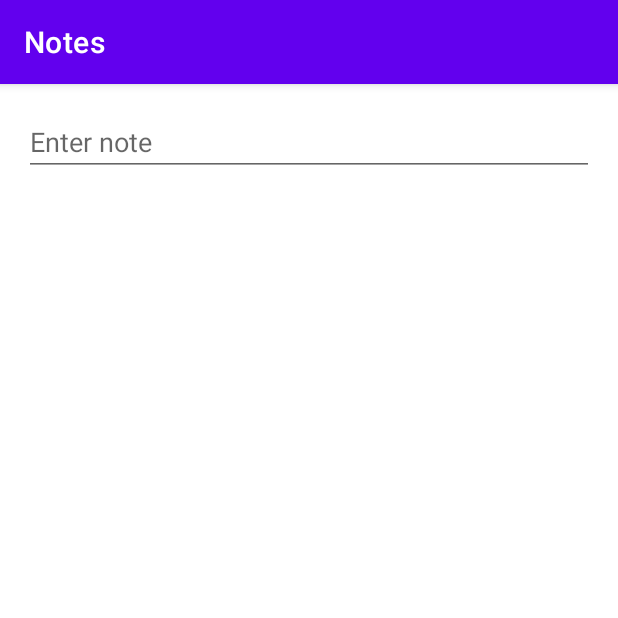
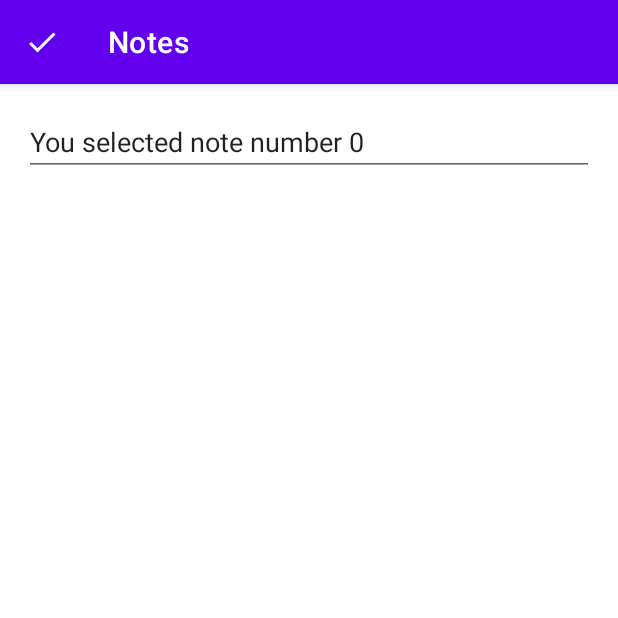
Before and after one commit to LarryHunter/AndroidJetpack2021, an Android app: the EditorFragment screen opened through its navigation route, on a phone screen of 412 x 824 dp, the top half of it. Run offline under Robolectric (Android 15) with nearby library versions, the phone set to English and light mode, and no system bars.

Commit message:
* Passing the selected data to a fragment   * Added navigation-safe-args to pass arguments * Implemented Up navigation to go back to home screen   * Added nav_version variable to build.gradle and used it for all nav controls

```diff
--- a/app/build.gradle
+++ b/app/build.gradle
@@ -1,6 +1,7 @@
 plugins {
     id 'com.android.application'
     id 'kotlin-android'
+    id "androidx.navigation.safeargs.kotlin"
 }
 
 android {
@@ -45,8 +46,8 @@ dependencies {
     implementation 'androidx.legacy:legacy-support-v4:1.0.0'
     implementation 'androidx.lifecycle:lifecycle-livedata-ktx:2.3.0'
     implementation 'androidx.lifecycle:lifecycle-viewmodel-ktx:2.3.0'
-    implementation 'androidx.navigation:navigation-fragment-ktx:2.3.4'
-    implementation 'androidx.navigation:navigation-ui-ktx:2.3.4'
+    implementation "androidx.navigation:navigation-fragment-ktx:$nav_version"
+    implementation "androidx.navigation:navigation-ui-ktx:$nav_version"
     implementation 'androidx.recyclerview:recyclerview:1.1.0'
     testImplementation 'junit:junit:4.13.2'
     androidTestImplementation 'androidx.test.ext:junit:1.1.2'
--- a/app/src/main/java/com/example/plainolnotes4/EditorFragment.kt
+++ b/app/src/main/java/com/example/plainolnotes4/EditorFragment.kt
@@ -2,20 +2,61 @@ package com.example.plainolnotes4
 
 import android.os.Bundle
 import android.view.LayoutInflater
+import android.view.MenuItem
 import android.view.View
 import android.view.ViewGroup
+import androidx.activity.OnBackPressedCallback
+import androidx.appcompat.app.AppCompatActivity
 import androidx.fragment.app.Fragment
 import androidx.lifecycle.ViewModelProvider
+import androidx.navigation.fragment.findNavController
+import androidx.navigation.fragment.navArgs
+import com.example.plainolnotes4.databinding.EditorFragmentBinding
 
 class EditorFragment : Fragment() {
 
     private lateinit var viewModel: EditorViewModel
+    private val args: EditorFragmentArgs by navArgs()
+    private lateinit var binding: EditorFragmentBinding
 
     override fun onCreateView(
         inflater: LayoutInflater, container: ViewGroup?,
         savedInstanceState: Bundle?
-    ): View? {
-        return inflater.inflate(R.layout.editor_fragment, container, false)
+    ): View {
+
+        (activity as AppCompatActivity).supportActionBar?.apply {
+            setHomeButtonEnabled(true)
+            setDisplayShowHomeEnabled(true)
+            setDisplayHomeAsUpEnabled(true)
+            setHomeAsUpIndicator(R.drawable.ic_check)
+        }
+        setHasOptionsMenu(true)
+
+        binding = EditorFragmentBinding.inflate(inflater, container, false)
+        binding.editor.setText("You selected note number ${args.noteId}")
+
+        requireActivity().onBackPressedDispatcher.addCallback(
+            viewLifecycleOwner,
+            object : OnBackPressedCallback(true) {
+                override fun handleOnBackPressed() {
+                    saveAndReturn()
+                }
+            }
+        )
+
+        return binding.root
+    }
+
+    override fun onOptionsItemSelected(item: MenuItem): Boolean {
+        return when (item.itemId) {
+            android.R.id.home -> saveAndReturn()
+            else -> super.onOptionsItemSelected(item)
+        }
+    }
+
+    private fun saveAndReturn(): Boolean {
+        findNavController().navigateUp()
+        return true
     }
 
     override fun onActivityCreated(savedInstanceState: Bundle?) {
--- a/app/src/main/java/com/example/plainolnotes4/MainFragment.kt
+++ b/app/src/main/java/com/example/plainolnotes4/MainFragment.kt
@@ -5,8 +5,10 @@ import android.util.Log
 import android.view.LayoutInflater
 import android.view.View
 import android.view.ViewGroup
+import androidx.appcompat.app.AppCompatActivity
 import androidx.fragment.app.Fragment
 import androidx.lifecycle.ViewModelProvider
+import androidx.navigation.fragment.findNavController
 import androidx.recyclerview.widget.DividerItemDecoration
 import androidx.recyclerview.widget.LinearLayoutManager
 import com.example.plainolnotes4.databinding.MainFragmentBinding
@@ -22,6 +24,8 @@ class MainFragment : Fragment(),
         inflater: LayoutInflater, container: ViewGroup?,
         savedInstanceState: Bundle?
     ): View {
+        (activity as AppCompatActivity).supportActionBar?.setDisplayHomeAsUpEnabled(false)
+
         binding = MainFragmentBinding.inflate(inflater, container, false)
         viewModel = ViewModelProvider(this).get(MainViewModel::class.java)
 
@@ -45,5 +49,7 @@ class MainFragment : Fragment(),
 
     override fun onItemClick(noteId: Int) {
         Log.i(TAG, "onItemClick: received noteId: $noteId")
+        val action = MainFragmentDirections.actionEditNote(noteId)
+        findNavController().navigate(action)
     }
 }
--- a/app/src/main/res/navigation/nav_graph.xml
+++ b/app/src/main/res/navigation/nav_graph.xml
@@ -20,6 +20,11 @@
         android:id="@+id/editorFragment"
         android:name="com.example.plainolnotes4.EditorFragment"
         android:label="editor_fragment"
-        tools:layout="@layout/editor_fragment" />
+        tools:layout="@layout/editor_fragment">
+        <argument
+            android:name="noteId"
+            android:defaultValue="0"
+            app:argType="integer" />
+    </fragment>
 
 </navigation>
--- a/build.gradle
+++ b/build.gradle
@@ -1,14 +1,16 @@
 // Top-level build file where you can add configuration options common to all sub-projects/modules.
 buildscript {
     ext.kotlin_version = "1.4.31"
+    ext.nav_version = "2.3.4"
     repositories {
         google()
         jcenter()
     }
     dependencies {
-        classpath 'com.android.tools.build:gradle:4.1.2'
+        classpath 'com.android.tools.build:gradle:4.1.3'
         classpath "org.jetbrains.kotlin:kotlin-gradle-plugin:$kotlin_version"
 
+        classpath "androidx.navigation:navigation-safe-args-gradle-plugin:$nav_version"
         // NOTE: Do not place your application dependencies here; they belong
         // in the individual module build.gradle files
     }
```
Also changed, not shown: app/src/main/res/values-night/themes.xml (line endings or trailing spaces), app/src/main/res/values/colors.xml (line endings or trailing spaces), app/src/main/res/values/themes.xml (line endings or trailing spaces).
